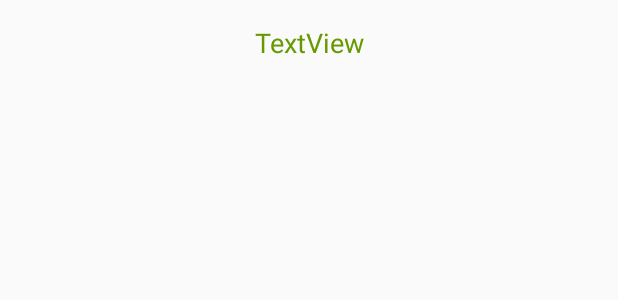
After one commit to peraphol/StartAndroid, an Android app: the layout activity_display_message.xml on its own in the app's theme, with its tools: preview values and no code run, on a phone screen of 412 x 824 dp. The commit adds this screen. Shown: the top 300 px of the screen. Run offline under Robolectric (Android 15) with nearby library versions, the phone set to English and light mode, and no system bars.

Commit message:
change activity

```diff
--- a/app/src/main/AndroidManifest.xml
+++ b/app/src/main/AndroidManifest.xml
@@ -16,6 +16,9 @@
                 <category android:name="android.intent.category.LAUNCHER" />
             </intent-filter>
         </activity>
+        <activity android:name=".DisplayMessageActivity" android:parentActivityName=".MainActivity">
+            <meta-data android:name="android.support.PARENT_ACTIVITY" android:value=".MainActivity" />
+        </activity>
     </application>
 
 </manifest>
--- /dev/null
+++ b/app/src/main/res/layout/activity_display_message.xml
@@ -0,0 +1,20 @@
+<?xml version="1.0" encoding="utf-8"?>
+<android.support.constraint.ConstraintLayout xmlns:android="http://schemas.android.com/apk/res/android"
+    xmlns:app="http://schemas.android.com/apk/res-auto"
+    xmlns:tools="http://schemas.android.com/tools"
+    android:layout_width="match_parent"
+    android:layout_height="match_parent"
+    tools:context="com.jukgu.startandroid.DisplayMessageActivity">
+
+    <TextView
+        android:id="@+id/textView2"
+        android:layout_width="wrap_content"
+        android:layout_height="wrap_content"
+        android:layout_marginTop="16dp"
+        android:text="TextView"
+        android:textColor="@android:color/holo_green_dark"
+        android:textSize="18sp"
+        app:layout_constraintLeft_toLeftOf="parent"
+        app:layout_constraintRight_toRightOf="parent"
+        app:layout_constraintTop_toTopOf="parent" />
+</android.support.constraint.ConstraintLayout>
```
Also changed, not shown: app/src/main/java/com/jukgu/startandroid/DisplayMessageActivity.java (added, +23 -0 lines), app/src/main/java/com/jukgu/startandroid/MainActivity.java (+9 -1 lines).
